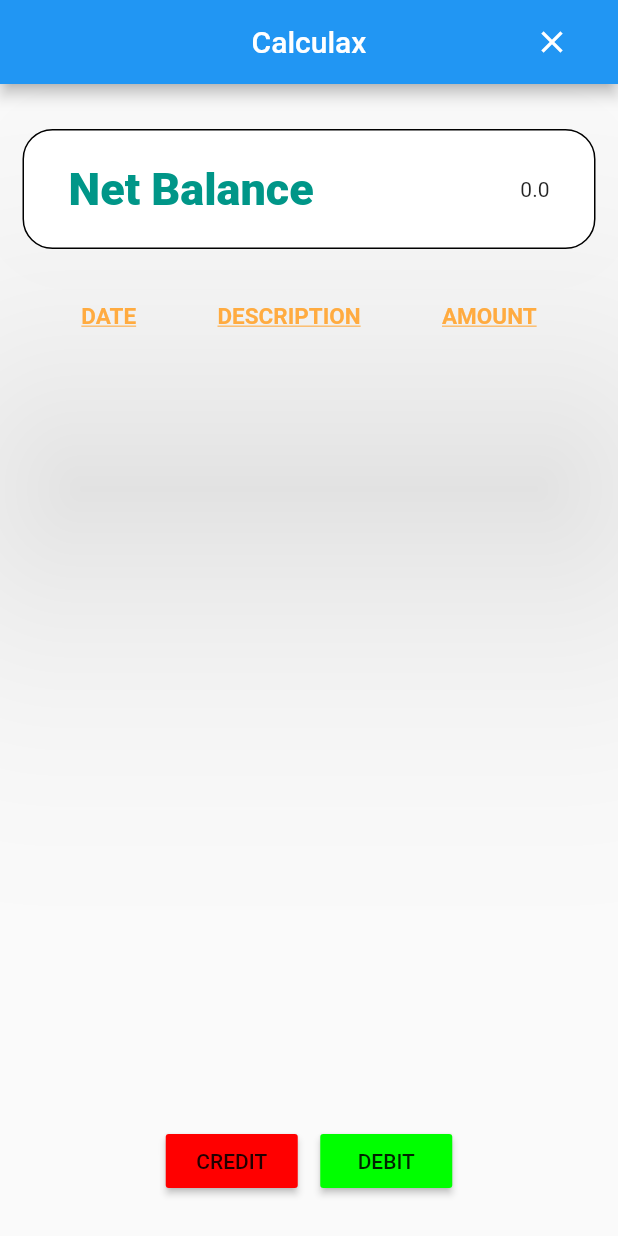
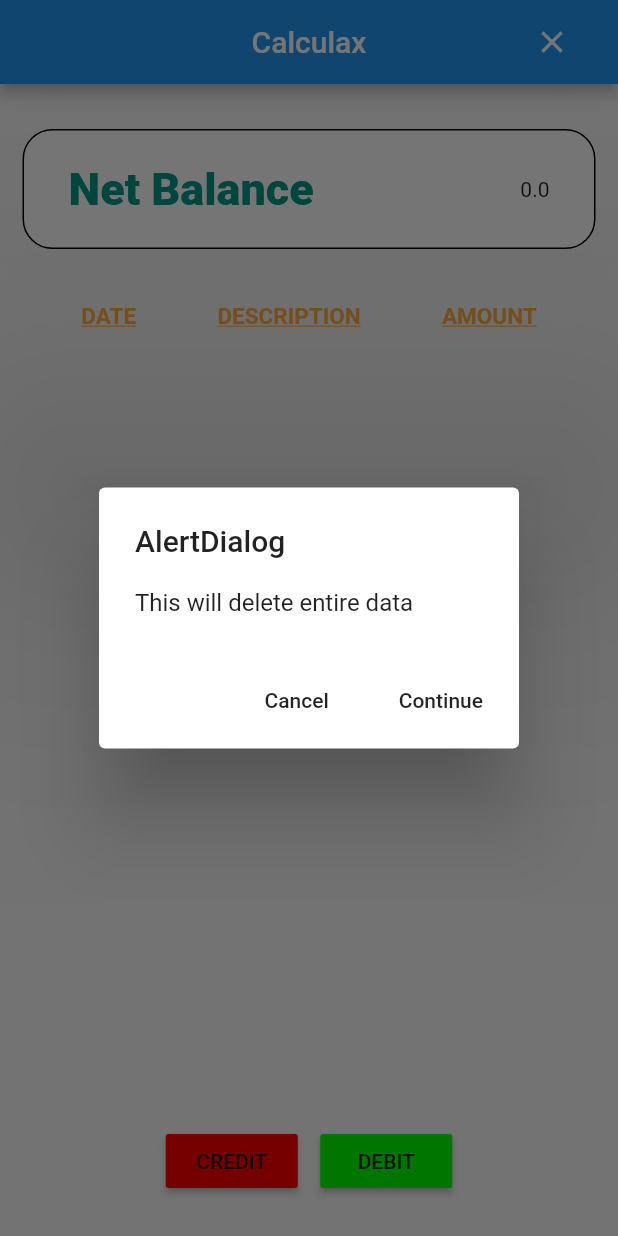
Before and after one commit to youngscientist2k3/hisaber_khata, a Flutter app: the screen it shows after launch, after a tap on the "clear" icon, on a phone screen of 412 x 824 dp. Run offline on Flutter 3.47's test engine with Material 2 defaults, Android fonts, the light colour scheme and no system bars; our stand-ins replace date_time_picker, sqflite; accounts and stored records are empty.

Commit message:
All working

```diff
--- a/lib/components/transaction_table_component.dart
+++ b/lib/components/transaction_table_component.dart
@@ -5,11 +5,33 @@ import 'package:hisaber_khata/constants/transaction_table_constants.dart'
 import 'package:hisaber_khata/widgets/transaction_table_detail_row.dart';
 import 'package:provider/provider.dart';
 
-class TransactionTableComponent {
-  List<Map<String, dynamic>> dataObjectList;
-  bool showSpinner;
+class TransactionTableDetailComponent extends StatelessWidget {
+  @override
+  Widget build(BuildContext context) {
+    List<Map<String, dynamic>> dataObjectList =
+        Provider.of<AppBrain>(context).dataList;
+    if (dataObjectList != null) {
+      return Container(
+        child: ListView.builder(
+          reverse: true,
+          itemBuilder: (context, index) {
+            return TransactionTableDetailRow(
+                dataObjectList: dataObjectList, index: index);
+          },
+          itemCount: dataObjectList.length,
+        ),
+      );
+    } else {
+      return Center(
+        child: CircularProgressIndicator(),
+      );
+    }
+  }
+}
 
-  fetchHeader(BuildContext context) {
+class TransactionTableHeaderComponent extends StatelessWidget {
+  @override
+  Widget build(BuildContext context) {
     return Container(
       height: 30.0,
       child: Row(
@@ -34,25 +56,4 @@ class TransactionTableComponent {
       ),
     );
   }
-
-  fetchDetail(BuildContext context) {
-    // Provider.of<AppBrain>(context, listen: false).fetchDataBase();
-    dataObjectList = Provider.of<AppBrain>(context).dataList;
-    if (dataObjectList != null) {
-      return Container(
-        child: ListView.builder(
-          reverse: true,
-          itemBuilder: (context, index) {
-            return TransactionTableDetailRow(
-                dataObjectList: dataObjectList, index: index);
-          },
-          itemCount: dataObjectList.length,
-        ),
-      );
-    } else {
-      return Center(
-        child: CircularProgressIndicator(),
-      );
-    }
-  }
 }
--- a/lib/screens/statement_screen.dart
+++ b/lib/screens/statement_screen.dart
@@ -21,12 +21,12 @@ class StatementScreen extends StatelessWidget {
             SizedBox(
               height: 20.0,
             ),
-            TransactionTableComponent().fetchHeader(context),
+            TransactionTableHeaderComponent(),
             SizedBox(
               height: 20.0,
             ),
             Expanded(
-              child: TransactionTableComponent().fetchDetail(context),
+              child: TransactionTableDetailComponent(),
             ),
             SizedBox(
               height: 10.0,
--- a/lib/utilities/common_utility.dart
+++ b/lib/utilities/common_utility.dart
@@ -1,9 +1,8 @@
 import 'package:flutter/material.dart';
-import 'package:hisaber_khata/brain/app_brain.dart';
 import 'package:hisaber_khata/constants/common_constants.dart'
     as CommonConstants;
 import 'package:hisaber_khata/widgets/credit_debit_entry_container.dart';
-import 'package:provider/provider.dart';
+import 'package:hisaber_khata/widgets/statement_appbar_alertdialog.dart';
 
 class CommonUtility {
   AppBar buildStatementAppBar(BuildContext context) {
@@ -11,7 +10,8 @@ class CommonUtility {
       RawMaterialButton(
         child: Icon(Icons.clear_sharp),
         onPressed: () {
-          Provider.of<AppBrain>(context, listen: false).clearNetBalanceAmount();
+          statementAppBarAlertDialog(context);
+          // Provider.of<AppBrain>(context, listen: false).clearNetBalanceAmount();
         },
       ),
     ]);
--- /dev/null
+++ b/lib/widgets/statement_appbar_alertdialog.dart
@@ -0,0 +1,38 @@
+import 'package:flutter/material.dart';
+import 'package:hisaber_khata/brain/app_brain.dart';
+import 'package:provider/provider.dart';
+
+statementAppBarAlertDialog(BuildContext context) {
+  // set up the buttons
+  Widget cancelButton = FlatButton(
+    child: Text("Cancel"),
+    onPressed: () {
+      Navigator.pop(context);
+    },
+  );
+  Widget continueButton = FlatButton(
+    child: Text("Continue"),
+    onPressed: () {
+      Provider.of<AppBrain>(context, listen: false).clearNetBalanceAmount();
+      Navigator.pop(context);
+    },
+  );
+
+  // set up the AlertDialog
+  AlertDialog alert = AlertDialog(
+    title: Text("AlertDialog"),
+    content: Text("This will delete entire data"),
+    actions: [
+      cancelButton,
+      continueButton,
+    ],
+  );
+
+  // show the dialog
+  showDialog(
+    context: context,
+    builder: (BuildContext context) {
+      return alert;
+    },
+  );
+}
```
Also changed, not shown: lib/brain/app_brain.dart (+4 -4 lines), lib/brain/future_brain.dart (added, +13 -0 lines), lib/components/transaction_table_component1.dart (added, +57 -0 lines), lib/utilities/future_utility.dart (added).
